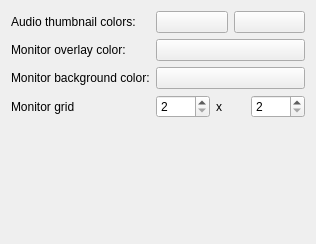
Above: src/ui/configcolors_ui.ui from KDE/kdenlive before the change. Below: the same form after it.
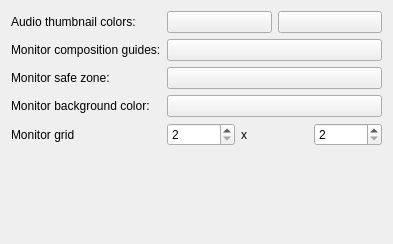
That is the form after the change. Custom widgets are drawn as their Qt base class.

Commit message: Add Safe Zone button in monitor toolbar, vertical safe zone layout and zoom reset

```diff
--- a/src/ui/configcolors_ui.ui
+++ b/src/ui/configcolors_ui.ui
@@ -10,7 +10,7 @@
    <rect>
     <x>0</x>
     <y>0</y>
-    <width>316</width>
+    <width>393</width>
     <height>244</height>
    </rect>
   </property>
@@ -35,31 +35,31 @@
    <item row="1" column="0">
     <widget class="QLabel" name="label_monitor_overlay">
      <property name="text">
-      <string>Monitor overlay color:</string>
+      <string>Monitor composition guides:</string>
      </property>
     </widget>
    </item>
    <item row="1" column="1">
     <widget class="KColorButton" name="kcfg_overlayColor"/>
    </item>
-   <item row="2" column="0">
+   <item row="3" column="0">
     <widget class="QLabel" name="label_monitor_bg">
      <property name="text">
       <string>Monitor background color:</string>
      </property>
     </widget>
    </item>
-   <item row="2" column="1">
+   <item row="3" column="1">
     <widget class="KColorButton" name="kcfg_window_background"/>
    </item>
-   <item row="3" column="0">
+   <item row="4" column="0">
     <widget class="QLabel" name="label">
      <property name="text">
       <string>Monitor grid</string>
      </property>
     </widget>
    </item>
-   <item row="3" column="1">
+   <item row="4" column="1">
     <layout class="QHBoxLayout" name="horizontalLayout_2">
      <item>
       <widget class="QSpinBox" name="kcfg_monitorGridH">
@@ -90,7 +90,7 @@
      </item>
     </layout>
    </item>
-   <item row="4" column="0" colspan="2">
+   <item row="5" column="0" colspan="2">
     <widget class="QFrame" name="guides_box">
      <property name="minimumSize">
       <size>
@@ -106,7 +106,7 @@
      </property>
     </widget>
    </item>
-   <item row="5" column="0">
+   <item row="6" column="0">
     <spacer name="verticalSpacer">
      <property name="orientation">
       <enum>Qt::Vertical</enum>
@@ -119,6 +119,16 @@
      </property>
     </spacer>
    </item>
+   <item row="2" column="0">
+    <widget class="QLabel" name="label_3">
+     <property name="text">
+      <string>Monitor safe zone:</string>
+     </property>
+    </widget>
+   </item>
+   <item row="2" column="1">
+    <widget class="KColorButton" name="kcfg_safeColor"/>
+   </item>
   </layout>
  </widget>
  <customwidgets>
```
Left out of the diff: 6 changed lines with no effect on the pictures. The commit also changes 24 other files.
